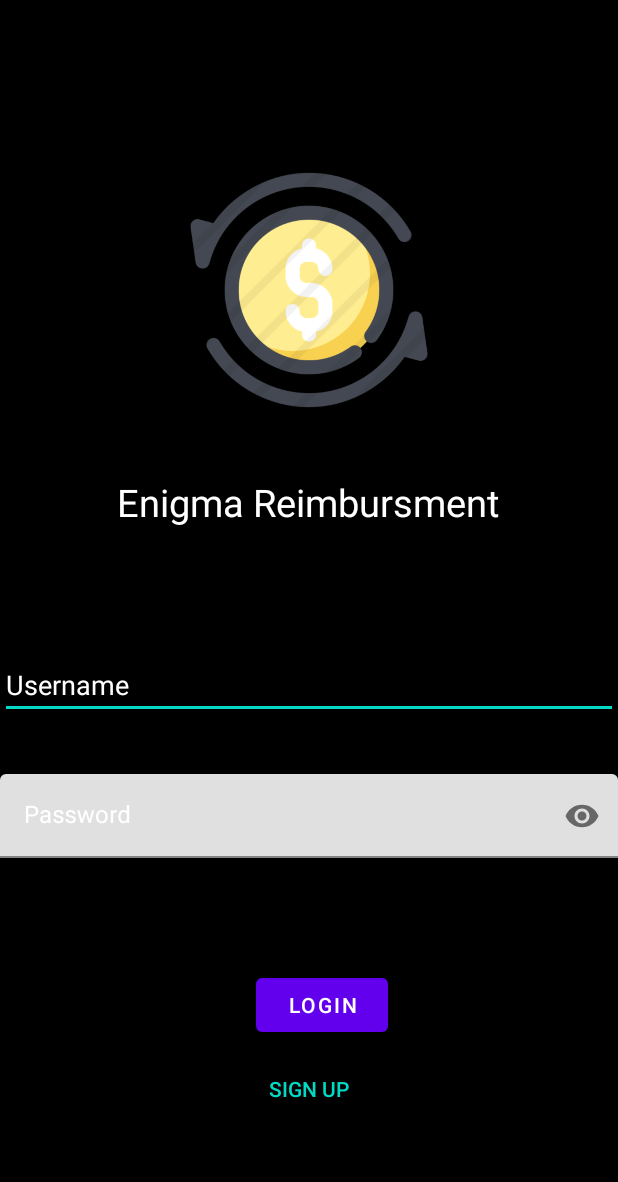
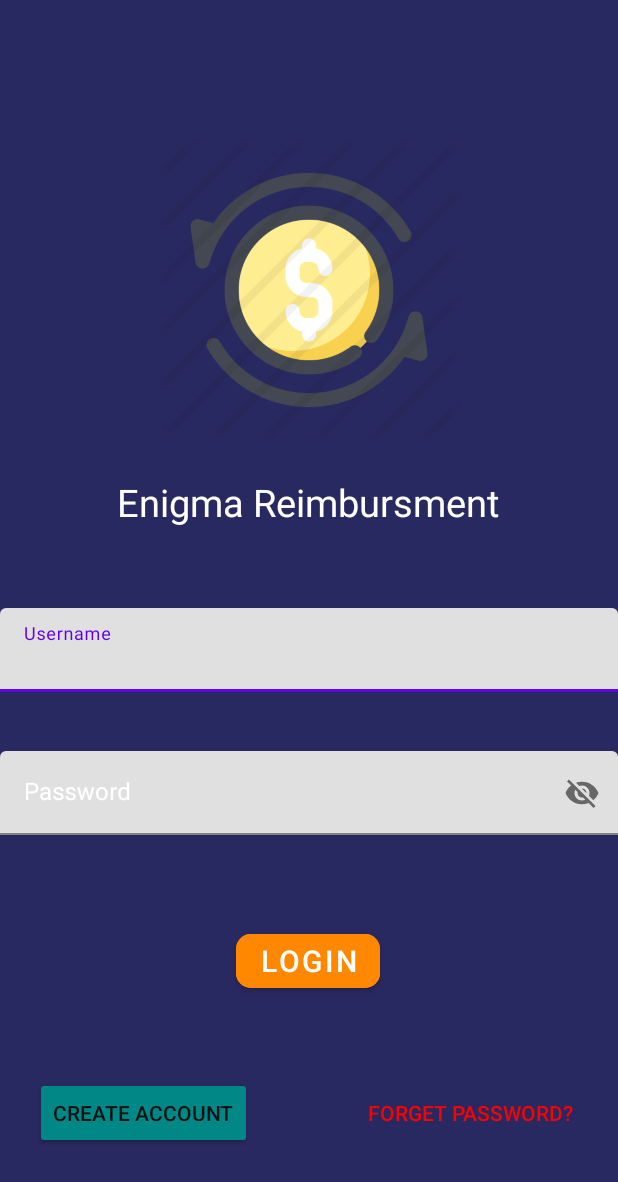
Before and after one commit to ahmadirfaan/EROS-Mobile, an Android app: the layout fragment_login.xml on its own in the app's theme, with its tools: preview values and no code run, on a phone screen of 412 x 824 dp. Shown: the top 1182 px of the screen. Run offline under Robolectric (Android 15) with nearby library versions, the phone set to English and light mode, and no system bars.

```diff
--- a/app/src/main/res/layout/activity_main.xml
+++ b/app/src/main/res/layout/activity_main.xml
@@ -17,7 +17,6 @@
         app:layout_constraintLeft_toLeftOf="parent"
         app:layout_constraintRight_toRightOf="parent"
         app:layout_constraintTop_toTopOf="parent"
-
         />
 
     <com.google.android.material.bottomnavigation.BottomNavigationView
@@ -32,6 +31,5 @@
         app:layout_constraintEnd_toEndOf="parent"
         app:layout_constraintTop_toBottomOf="@+id/nav_host_fragment_container"
         app:layout_constraintBottom_toBottomOf="parent"
-        app:menu="@menu/bottom_navigation_menu_user"
         />
 </androidx.constraintlayout.widget.ConstraintLayout>
--- a/app/src/main/res/layout/fragment_login.xml
+++ b/app/src/main/res/layout/fragment_login.xml
@@ -4,7 +4,7 @@
     xmlns:tools="http://schemas.android.com/tools"
     android:layout_width="match_parent"
     android:layout_height="match_parent"
-    android:background="@color/black"
+    android:background="@color/blue_enigma"
     tools:context=".presentations.login.LoginFragment">
 
     <androidx.appcompat.widget.AppCompatImageView
@@ -34,19 +34,28 @@
         app:layout_constraintStart_toStartOf="parent"
         app:layout_constraintTop_toBottomOf="@+id/logo_application" />
 
-    <com.google.android.material.textfield.TextInputEditText
+    <com.google.android.material.textfield.TextInputLayout
         android:id="@+id/input_username"
         android:layout_width="match_parent"
         android:layout_height="wrap_content"
-        android:inputType="text"
         android:hint="Username"
-        android:maxLines="1"
         android:textColorHint="@color/white"
+        android:textSize="20sp"
         app:layout_constraintBottom_toBottomOf="parent"
         app:layout_constraintEnd_toEndOf="parent"
+        app:layout_constraintHorizontal_bias="0.0"
         app:layout_constraintStart_toStartOf="parent"
-        app:layout_constraintTop_toBottomOf="@+id/title_login"
-        app:layout_constraintVertical_bias="0.192" />
+        app:layout_constraintTop_toBottomOf="@id/title_login"
+        app:layout_constraintVertical_bias="0.128" >
+
+        <androidx.appcompat.widget.AppCompatEditText
+            android:layout_width="match_parent"
+            android:layout_height="wrap_content"
+            android:id="@+id/etUsername"
+            android:maxLines="1"
+            android:inputType="text" />
+
+    </com.google.android.material.textfield.TextInputLayout>
 
     <com.google.android.material.textfield.TextInputLayout
         android:id="@+id/input_password"
@@ -68,37 +77,50 @@
             android:layout_height="wrap_content"
             android:id="@+id/etPassword"
             android:maxLines="1"
-            android:inputType="textPassword" />
+            android:inputType="text" />
     </com.google.android.material.textfield.TextInputLayout>
 
     <com.google.android.material.button.MaterialButton
-        android:id="@+id/button_login"
+        android:id="@+id/btn_login"
         android:layout_width="wrap_content"
         android:layout_height="wrap_content"
+        app:cornerRadius="10dp"
+        android:backgroundTint="@android:color/holo_orange_dark"
         android:text="Login"
+        android:textSize="20sp"
         app:layout_constraintBottom_toBottomOf="parent"
         app:layout_constraintEnd_toEndOf="parent"
-        app:layout_constraintHorizontal_bias="0.526"
+        app:layout_constraintHorizontal_bias="0.498"
         app:layout_constraintStart_toStartOf="parent"
         app:layout_constraintTop_toBottomOf="@+id/input_password"
-        app:layout_constraintVertical_bias="0.362" />
+        app:layout_constraintVertical_bias="0.275" />
 
     <androidx.appcompat.widget.AppCompatButton
-        android:id="@+id/btnSignUp"
-        style="@style/Widget.AppCompat.Button.Borderless.Colored"
-        android:layout_width="166dp"
+        android:id="@+id/btn_sign_up"
+        android:layout_width="wrap_content"
         android:layout_height="wrap_content"
-        android:layout_marginBottom="8dp"
-        android:layout_marginEnd="8dp"
-        android:layout_marginStart="8dp"
-        android:layout_marginTop="8dp"
-        android:text="Sign Up"
+        android:backgroundTint="@color/teal_700"
+        android:text="Create Account"
         app:layout_constraintBottom_toBottomOf="parent"
         app:layout_constraintEnd_toEndOf="parent"
+        app:layout_constraintHorizontal_bias="0.087"
         app:layout_constraintStart_toStartOf="parent"
-        app:layout_constraintTop_toBottomOf="@+id/button_login"
-        app:layout_constraintVertical_bias="0.0" />
+        app:layout_constraintTop_toBottomOf="@+id/input_password"
+        app:layout_constraintVertical_bias="0.736" />
 
+    <androidx.appcompat.widget.AppCompatButton
+        android:id="@+id/btn_forgot_password"
+        style="@style/Widget.AppCompat.Button.Borderless.Colored"
+        android:layout_width="wrap_content"
+        android:layout_height="wrap_content"
+        android:textColor="#FF0000"
+        android:text="Forget Password?"
+        app:layout_constraintBottom_toBottomOf="parent"
+        app:layout_constraintEnd_toEndOf="parent"
+        app:layout_constraintHorizontal_bias="0.929"
+        app:layout_constraintStart_toStartOf="parent"
+        app:layout_constraintTop_toBottomOf="@+id/input_password"
+        app:layout_constraintVertical_bias="0.737" />
 
 
 </androidx.constraintlayout.widget.ConstraintLayout>
--- a/app/src/main/res/layout/fragment_splash.xml
+++ b/app/src/main/res/layout/fragment_splash.xml
@@ -3,7 +3,7 @@
     xmlns:app="http://schemas.android.com/apk/res-auto"
     xmlns:tools="http://schemas.android.com/tools"
     android:layout_width="match_parent"
-    android:background="@color/purple_200"
+    android:background="@color/blue_enigma"
     android:layout_height="match_parent"
     tools:context=".presentations.splash.">
 
--- a/app/src/main/res/menu/bottom_navigation_menu_user.xml
+++ b/app/src/main/res/menu/bottom_navigation_menu_user.xml
@@ -6,10 +6,10 @@
         android:title="Home" />
     <item
         android:icon="@drawable/ic_baseline_format_list_bulleted_24"
-        android:title="List Reimbursement" />
+        android:title="History" />
     <item
         android:icon="@drawable/ic_refund_menu_icon"
-        android:title="Add Reimbursement"/>
+        android:title="Request"/>
     <item
         android:icon="@drawable/ic_baseline_account_circle_24"
         android:title="Account" />
--- a/app/src/main/res/values/colors.xml
+++ b/app/src/main/res/values/colors.xml
@@ -7,4 +7,6 @@
     <color name="teal_700">#FF018786</color>
     <color name="black">#FF000000</color>
     <color name="white">#FFFFFFFF</color>
+    <color name="blue_enigma">#292961</color>
+    <color name="red_danger">#FF0000</color>
 </resources>
```
Also changed, not shown: app/src/main/java/com/finalproject/presentations/home/HomeAdminHCFragment.kt (added, +31 -0 lines), app/src/main/java/com/finalproject/presentations/home/HomeEmployeeFragment.kt (added, +28 -0 lines), app/src/main/java/com/finalproject/presentations/login/LoginFragment.kt (+30 -1 lines), app/src/main/java/com/finalproject/presentations/main/MainActivity.kt (+15 -2 lines), app/src/main/res/drawable/ic_baseline_notifications_24.xml (added, +10 -0 lines), app/src/main/res/layout/fragment_home_admin_hc.xml (added, +20 -0 lines), app/src/main/res/layout/fragment_home_employee.xml (added, +19 -0 lines), app/src/main/res/menu/bottom_navigation_menu_admin_hc.xml (added, +18 -0 lines), app/src/main/res/navigation/navigation_graph.xml (+17 -1 lines).
